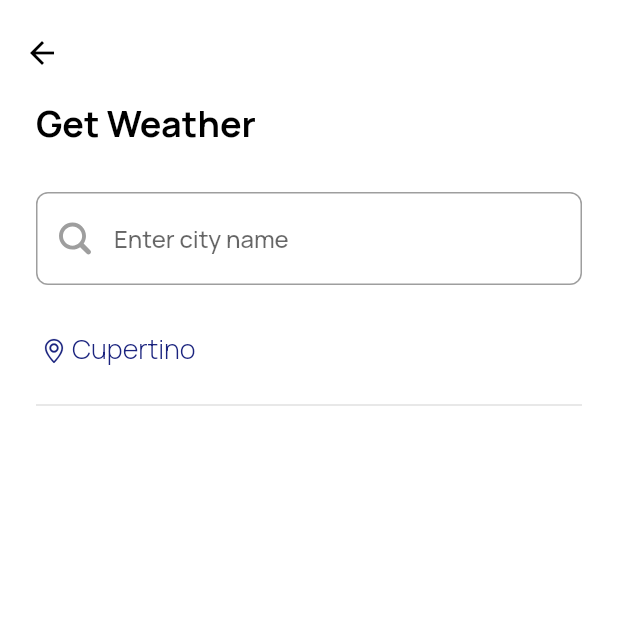
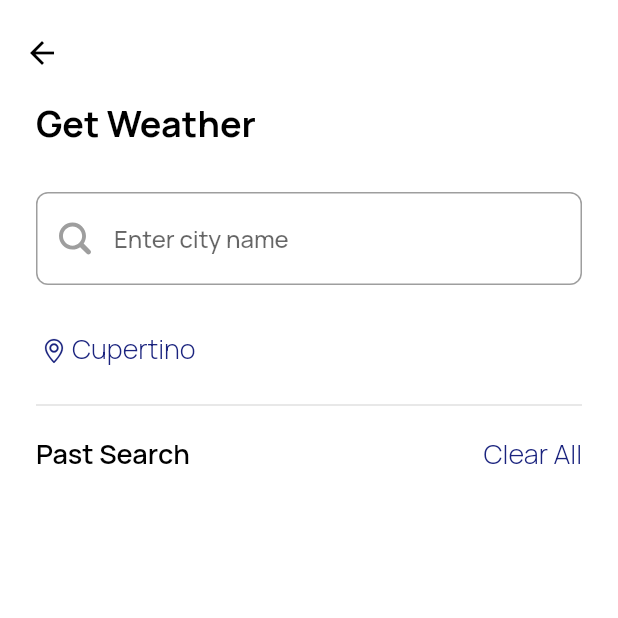
Before and after one commit to abczxd01/db_course_app, a Flutter app: the screen it shows after launch, after a tap on an icon or button, on a phone screen of 412 x 824 dp, the top half of it. Run offline on Flutter 3.47's test engine with Material 2 defaults, Android fonts, the phone set to English and light mode, and no system bars; our stand-ins replace flutter_svg.

Commit message:
Step 8 finish

```diff
--- /dev/null
+++ b/lib/fixtures/city_items.dart
@@ -0,0 +1,10 @@
+import 'package:db_course_app/models/city_item.dart';
+
+final testCities = <CityItem>[
+  CityItem(city: 'London', country: 'England'),
+  CityItem(city: 'Los Angeles', country: 'USA'),
+  CityItem(city: 'Lisbon', country: 'Portugal'),
+  CityItem(city: 'Luneburg', country: 'Germany'),
+  CityItem(city: 'Moscow', country: 'Russia'),
+  CityItem(city: 'New York City', country: 'USA'),
+];
--- a/lib/presentation/search/search_page.dart
+++ b/lib/presentation/search/search_page.dart
@@ -1,4 +1,7 @@
+import 'package:db_course_app/fixtures/city_items.dart';
 import 'package:db_course_app/navigation/app_router.dart';
+import 'package:db_course_app/presentation/search/widgets/cities_list_item_widget.dart';
+import 'package:db_course_app/presentation/search/widgets/past_search_block.dart';
 import 'package:flutter/material.dart';
 
 import 'widgets/current_location_widget.dart';
@@ -15,6 +18,8 @@ class SearchPage extends StatefulWidget {
 class _SearchPageState extends State<SearchPage> {
   final _controller = TextEditingController();
   final _focusNode = FocusNode();
+  String? chosenCity;
+  List<String> pastSearchCities = [];
 
   @override
   Widget build(BuildContext context) {
@@ -47,11 +52,32 @@ class _SearchPageState extends State<SearchPage> {
             const SizedBox(
               height: 32,
             ),
-            CurrentLocationWidget(city: widget.city),
-            const Divider(
-              height: 48,
-              thickness: 1,
-            )
+            if (_focusNode.hasFocus == false) ...[
+              CurrentLocationWidget(city: widget.city),
+              const Divider(
+                height: 48,
+                thickness: 1,
+              ),
+              PastSearchBlock(
+                  onClearAllTap: () => setState(() {
+                        pastSearchCities.clear();
+                      }),
+                  pastSearchCities: pastSearchCities)
+            ] else ...[
+              Column(
+                children: [
+                  for (final cityItem in testCities) ...[
+                    CitiesListItemWidget(
+                        item: cityItem,
+                        onTap: () => onCityItemTap(cityItem.city)),
+                    const Divider(
+                      thickness: 1,
+                      height: 1,
+                    )
+                  ]
+                ],
+              )
+            ]
           ],
         ),
       ),
@@ -61,4 +87,12 @@ class _SearchPageState extends State<SearchPage> {
   void onPressed() {
     appRouter.goBack(context);
   }
+
+  void onCityItemTap(String city) {
+    setState(() {
+      pastSearchCities.add(city);
+      chosenCity = city;
+      _focusNode.unfocus();
+    });
+  }
 }
--- /dev/null
+++ b/lib/presentation/search/widgets/past_search_block.dart
@@ -0,0 +1,58 @@
+import 'package:db_course_app/presentation/search/widgets/past_search_item_widget.dart';
+import 'package:flutter/material.dart';
+
+class PastSearchBlock extends StatefulWidget {
+  const PastSearchBlock(
+      {required this.onClearAllTap, required this.pastSearchCities, Key? key})
+      : super(key: key);
+
+  final List<String> pastSearchCities;
+  final VoidCallback onClearAllTap;
+
+  @override
+  State<PastSearchBlock> createState() => _PastSearchBlockState();
+}
+
+class _PastSearchBlockState extends State<PastSearchBlock> {
+  _PastSearchBlockState();
+
+  @override
+  Widget build(BuildContext context) {
+    return Column(
+      children: [
+        Row(
+          mainAxisAlignment: MainAxisAlignment.spaceBetween,
+          children: [
+            Text('Past Search', style: Theme.of(context).textTheme.headline4),
+            TextButton(
+                style: TextButton.styleFrom(
+                    padding: EdgeInsets.zero,
+                    minimumSize: Size.zero,
+                    tapTargetSize: MaterialTapTargetSize.shrinkWrap),
+                onPressed: widget.onClearAllTap,
+                child: Text('Clear All',
+                    style: Theme.of(context)
+                        .textTheme
+                        .bodyText1!
+                        .copyWith(color: Colors.indigo.shade900))),
+          ],
+        ),
+        const SizedBox(
+          height: 8,
+        ),
+        for (final city in widget.pastSearchCities) ...[
+          PastSearchItemWidget(
+              city: city,
+              onTapCity: () => {},
+              onTapDelete: () {
+                setState(() {
+                  widget.pastSearchCities.remove(city);
+                });
+              })
+        ]
+      ],
+    );
+  }
+
+  void onPressed() {}
+}
```
Also changed, not shown: lib/models/city_item.dart (added, +9 -0 lines), lib/presentation/search/widgets/cities_list_item_widget.dart (added, +37 -0 lines), lib/presentation/search/widgets/past_search_item_widget.dart (added, +40 -0 lines).
